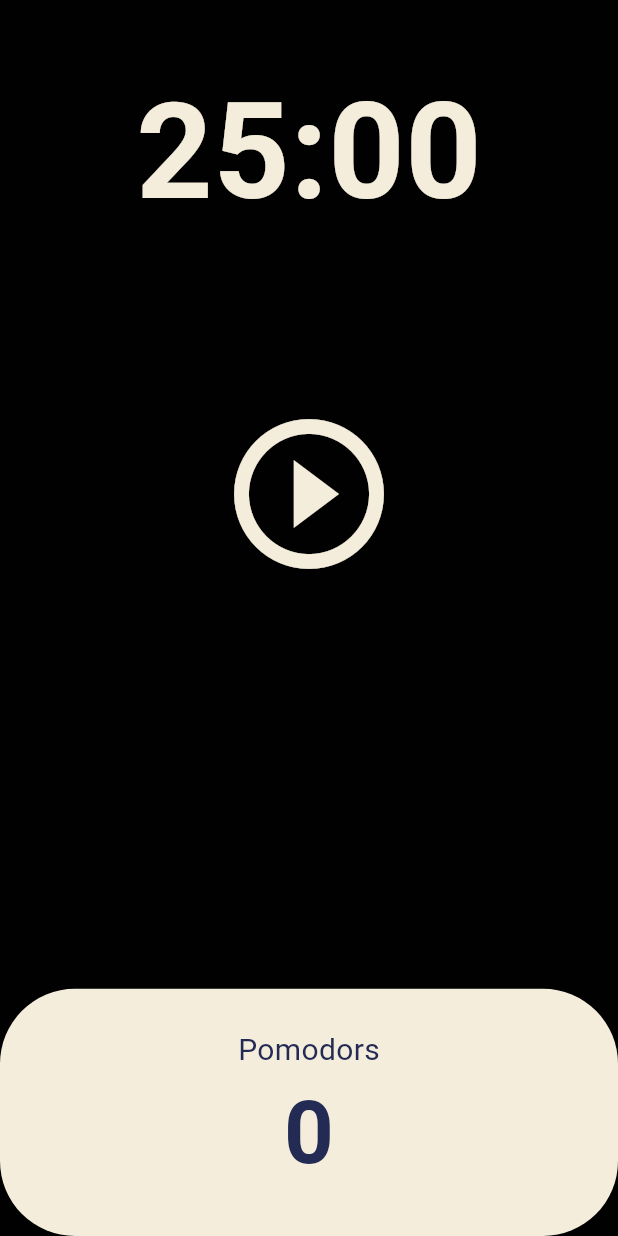
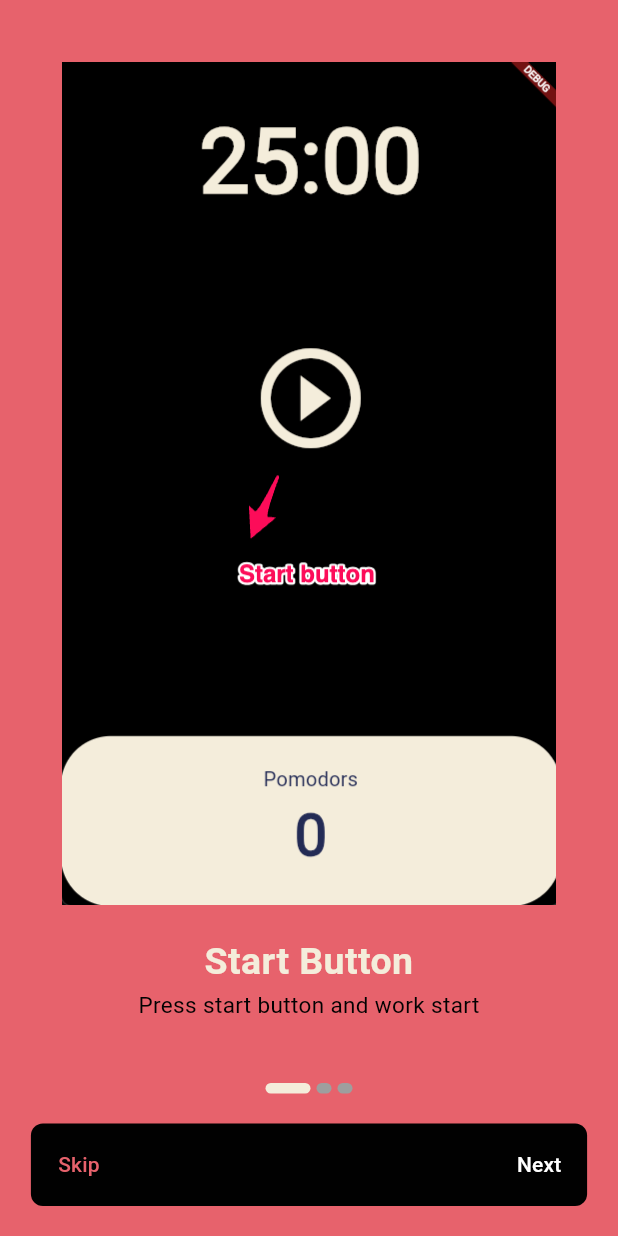
Before and after one commit to 1day1/flutter-practice-pomodoro, a Flutter app: the screen it shows after launch, on a phone screen of 412 x 824 dp. Run offline on Flutter 3.47's test engine with Material 3 defaults, Android fonts, the phone set to English and light mode, and no system bars.

Commit message:
onboarding - page view

```diff
--- /dev/null
+++ b/lib/components/onboarding_data.dart
@@ -0,0 +1,68 @@
+import 'onboarding_info.dart';
+
+class OnboardingData {
+  List<OnboardingInfo> items = [
+    OnboardingInfo(
+      title: "Start Button",
+      desc: "Press start button and work start",
+      image: "onboarding1.png",
+    ),
+    OnboardingInfo(
+      title: "Pause Button",
+      desc: "If you pause Job, press button",
+      image: "onboarding2.png",
+    ),
+    OnboardingInfo(
+      title: "Done Job",
+      desc: "Done Job, let's another Job. Cheers!",
+      image: "onboarding3.png",
+    ),
+  ];
+
+  Map<String, String> getItem(index) {
+    return {
+      'title': items[index].title,
+      'desc': items[index].desc,
+      'image': items[index].image,
+    };
+  }
+}
+
+List<SliderModel> getSlides() {
+  List<SliderModel> slides = [];
+
+  SliderModel sliderModel = SliderModel(
+    title: "Start Button",
+    desc: "Press start button and work start",
+    image: "onboarding1.png",
+  );
+
+  sliderModel.setTitle("Start Button");
+  sliderModel.setDesc("Press start button and work start");
+  sliderModel.setImage("assets/onboarding1.png");
+  slides.add(sliderModel);
+
+  sliderModel = SliderModel(
+    title: "Pause Button",
+    desc: "If you pause Job, press button",
+    image: "onboarding2.png",
+  );
+
+  sliderModel.setTitle("Pause Button");
+  sliderModel.setDesc("If you pause Job, press button");
+  sliderModel.setImage("assets/onboarding2.png");
+  slides.add(sliderModel);
+
+  sliderModel = SliderModel(
+    title: "Done Job",
+    desc: "Done Job, let's another Job. Cheers!",
+    image: "onboarding3.png",
+  );
+
+  sliderModel.setTitle("Done Job");
+  sliderModel.setDesc("Done Job, let's another Job. Cheers!");
+  sliderModel.setImage("assets/onboarding3.png");
+  slides.add(sliderModel);
+
+  return slides;
+}
--- /dev/null
+++ b/lib/components/onboarding_info.dart
@@ -0,0 +1,44 @@
+class OnboardingInfo {
+  final String title = '';
+  final String desc = '';
+  final String image = '';
+
+  OnboardingInfo(
+      {required String title, required String desc, required String image});
+}
+
+class SliderModel {
+  String image;
+  String title;
+  String desc;
+
+  SliderModel({required this.image, required this.title, required this.desc});
+
+  void setImage(String getImage) {
+    image = getImage;
+  }
+
+  void setTitle(String getTitle) {
+    title = getTitle;
+  }
+
+  void setDesc(String getDesc) {
+    desc = getDesc;
+  }
+
+  // void setDesc(String getDesc){
+  //   desc = getDesc;
+  // }
+
+  String getImage() {
+    return image;
+  }
+
+  String getTitle() {
+    return title;
+  }
+
+  String getDesc() {
+    return desc;
+  }
+}
--- a/lib/main.dart
+++ b/lib/main.dart
@@ -1,5 +1,5 @@
 import 'package:flutter/material.dart';
-import 'package:pomodoro/screens/home_screen.dart';
+import 'package:pomodoro/screens/onboarding.dart';
 
 void main() {
   runApp(const MyApp());
@@ -34,7 +34,7 @@ class MyApp extends StatelessWidget {
           onSurface: Color(0xFFE7626C),
         ),
       ),
-      home: const HomeScreen(),
+      home: const OnboardingPage(),
     );
   }
 }
--- /dev/null
+++ b/lib/screens/onboarding.dart
@@ -0,0 +1,195 @@
+import 'package:flutter/material.dart';
+import 'package:pomodoro/components/onboarding_data.dart';
+import 'package:pomodoro/components/onboarding_info.dart';
+import 'package:pomodoro/main.dart';
+import 'package:pomodoro/screens/home_screen.dart';
+
+class OnboardingPage extends StatefulWidget {
+  const OnboardingPage({super.key});
+
+  @override
+  State<OnboardingPage> createState() => _OnboardingPageState();
+}
+
+class _OnboardingPageState extends State<OnboardingPage> {
+  final controller = OnboardingData();
+  final pageController = PageController();
+  late List<SliderModel> mySLides;
+  int currentIndex = 0;
+
+  bool isLastPage = false;
+
+  @override
+  void initState() {
+    super.initState();
+
+    mySLides = getSlides();
+  }
+
+  @override
+  Widget build(BuildContext context) {
+    return Scaffold(
+      body: Column(
+        children: [
+          body(),
+          buildDots(),
+          button(),
+        ],
+      ),
+    );
+  }
+
+  // body
+  Widget body() {
+    // print(mySLides[0].title);
+
+    // print("aaa - ${controller.items.length}");
+    // print("bbb - ${controller.items[0].title}");
+    return Expanded(
+      child: Center(
+        child: PageView.builder(
+          onPageChanged: (value) {
+            setState(() {
+              currentIndex = value;
+              isLastPage = currentIndex == mySLides.length - 1 ? true : false;
+            });
+          },
+          itemCount: mySLides.length,
+          controller: pageController,
+          itemBuilder: (context, index) {
+            return Padding(
+              padding: const EdgeInsets.symmetric(horizontal: 20),
+              child: Column(
+                mainAxisAlignment: MainAxisAlignment.center,
+                children: [
+                  Image.asset(
+                    mySLides[currentIndex].image,
+                    scale: 1.5,
+                  ),
+                  const SizedBox(
+                    height: 20,
+                  ),
+                  Text(
+                    mySLides[currentIndex].title,
+                    style: TextStyle(
+                      fontSize: 25,
+                      color: Theme.of(context).cardColor,
+                      fontWeight: FontWeight.bold,
+                    ),
+                    textAlign: TextAlign.center,
+                  ),
+                  Padding(
+                    padding: const EdgeInsets.symmetric(horizontal: 25),
+                    child: Text(
+                      mySLides[currentIndex].desc,
+                      style: TextStyle(
+                        fontSize: 15,
+                        color: Theme.of(context).shadowColor,
+                      ),
+                      textAlign: TextAlign.center,
+                    ),
+                  ),
+                ],
+              ),
+            );
+          },
+        ),
+      ),
+    );
+  }
+
+  //Dots
+  Widget buildDots() {
+    return Row(
+      mainAxisAlignment: MainAxisAlignment.center,
+      children: List.generate(
+          mySLides.length,
+          (index) => AnimatedContainer(
+              margin: const EdgeInsets.symmetric(horizontal: 2),
+              decoration: BoxDecoration(
+                borderRadius: BorderRadius.circular(50),
+                color: currentIndex == index
+                    ? Theme.of(context).cardColor
+                    : Colors.grey,
+              ),
+              height: 7,
+              width: currentIndex == index ? 30 : 10,
+              duration: const Duration(milliseconds: 700))),
+    );
+  }
+
+  //Button
+  Widget button() {
+    return Container(
+      margin: const EdgeInsets.symmetric(vertical: 20),
+      width: MediaQuery.of(context).size.width * .9,
+      height: 55,
+      decoration: BoxDecoration(
+        borderRadius: BorderRadius.circular(8),
+        color: Theme.of(context).shadowColor,
+      ),
+      child: isLastPage
+          ? getStarted()
+          : Row(
+              mainAxisAlignment: MainAxisAlignment.spaceBetween,
+              children: [
+                TextButton(
+                  onPressed: () {
+                    setState(() {
+                      pageController.jumpToPage(mySLides.length - 1);
+                      isLastPage = true;
+                    });
+                  },
+                  child: const Text('Skip'),
+                ),
+                TextButton(
+                  onPressed: () {
+                    pageController.nextPage(
+                        duration: const Duration(
+                          milliseconds: 600,
+                        ),
+                        curve: Curves.easeIn);
+                    setState(() {
+                      currentIndex != mySLides.length - 1
+                          ? currentIndex++
+                          : null;
+                    });
+                    if (currentIndex == mySLides.length - 1) {
+                      setState(() {
+                        isLastPage = true;
+                      });
+                    }
+                  },
+                  child: Text(
+                    currentIndex == mySLides.length - 1
+                        ? "Get started"
+                        : "Next",
+                    style: const TextStyle(color: Colors.white),
+                  ),
+                ),
+              ],
+            ),
+    );
+  }
+
+  Widget getStarted() {
+    return Container(
+      decoration: BoxDecoration(
+          borderRadius: BorderRadius.circular(8),
+          color: Theme.of(context).shadowColor),
+      width: MediaQuery.of(context).size.width * .9,
+      height: 55,
+      child: TextButton(
+          onPressed: () async {
+            // same key
+            if (!mounted) return;
+            Navigator.pushReplacement(context,
+                MaterialPageRoute(builder: (context) => const HomeScreen()));
+          },
+          child: const Text(
+            "Get started",
+            style: TextStyle(color: Colors.white),
+          )),
+    );
+  }
+}
--- a/pubspec.yaml
+++ b/pubspec.yaml
@@ -59,7 +59,8 @@ flutter:
   uses-material-design: true
 
   # To add assets to your application, add an assets section, like this:
-  # assets:
+  assets:
+     - assets/
   #   - images/a_dot_burr.jpeg
   #   - images/a_dot_ham.jpeg
 
```
Also changed, not shown: assets/onboarding1.png (added), assets/onboarding2.png (added), assets/onboarding3.png (added).
